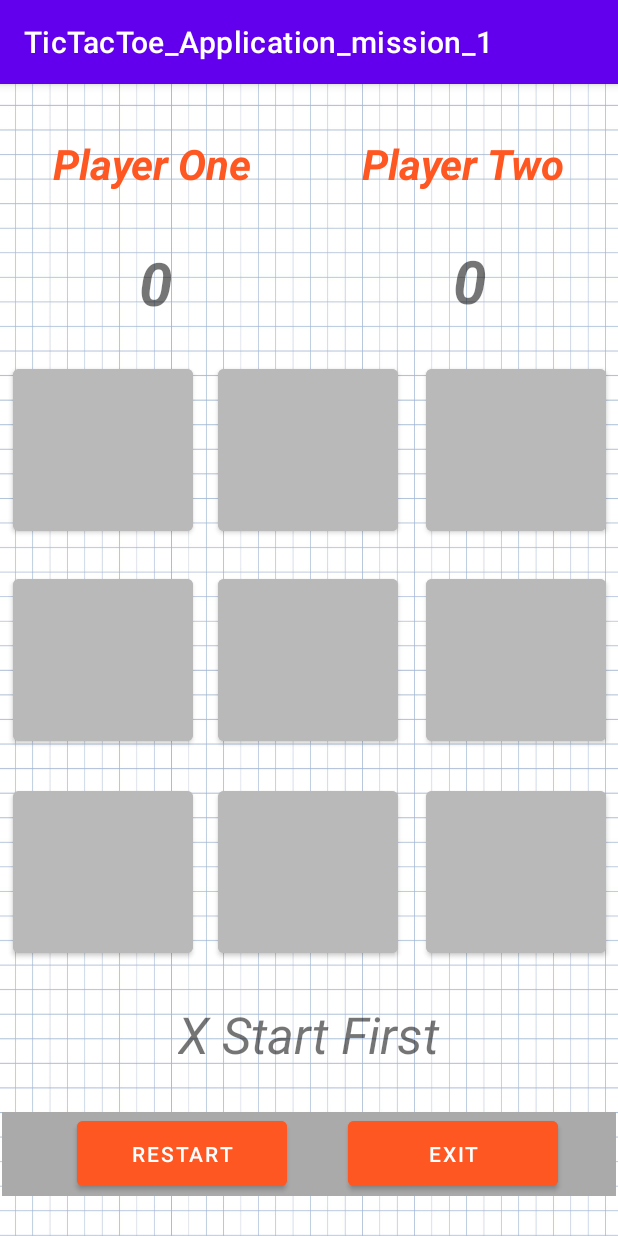
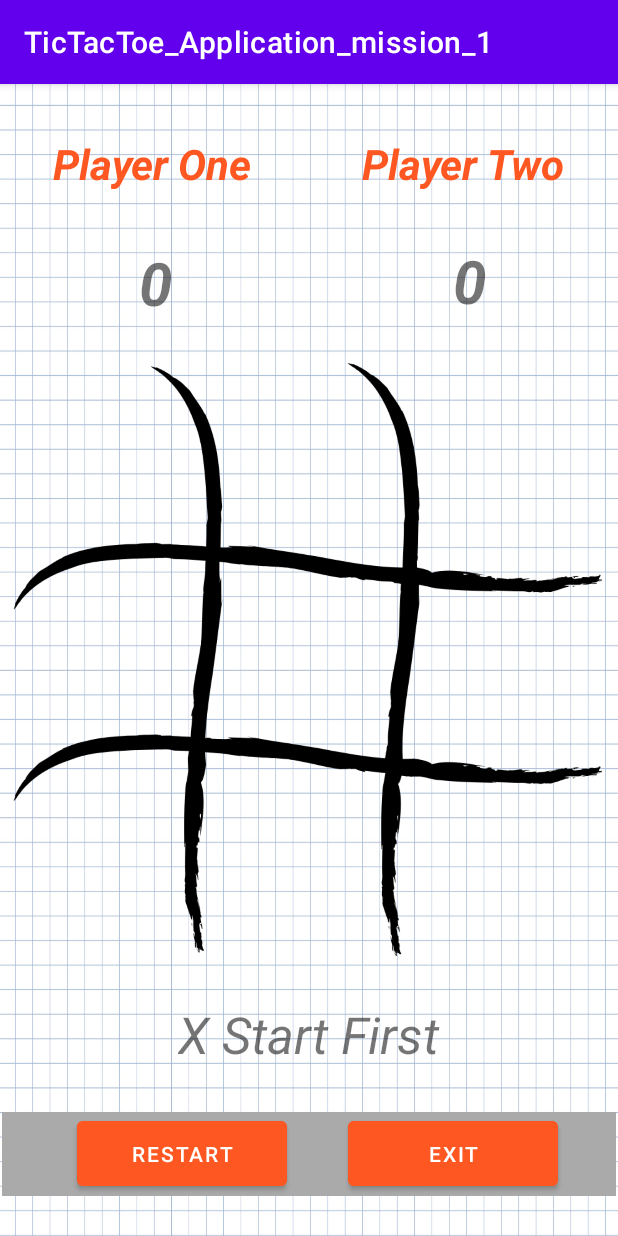
Before and after one commit to imorkravitz/TicTacToe_Application_mission_1, an Android app: the screen it shows after launch (MainActivity), on a phone screen of 412 x 824 dp. Run offline under Robolectric (Android 15) with nearby library versions, the phone set to English and light mode, and no system bars.

Commit message:
GUI Changes all over the app new X and O Symbol and new Board

```diff
--- a/app/src/main/res/layout/activity_main.xml
+++ b/app/src/main/res/layout/activity_main.xml
@@ -71,10 +71,13 @@
 
     <Button
         android:id="@+id/main_Bt00"
+        style="?android:attr/borderlessButtonStyle"
         android:layout_width="120dp"
         android:layout_height="120dp"
-        android:backgroundTint="#BAB9B9"
+        android:backgroundTint="@android:color/transparent"
         android:longClickable="false"
+        android:textColor="#000000"
+        android:textSize="75sp"
         android:visibility="visible"
         app:layout_constraintBottom_toBottomOf="parent"
         app:layout_constraintEnd_toEndOf="parent"
@@ -86,9 +89,12 @@
 
     <Button
         android:id="@+id/main_Bt01"
+        style="?android:attr/borderlessButtonStyle"
         android:layout_width="120dp"
         android:layout_height="120dp"
-        android:backgroundTint="#BAB9B9"
+        android:backgroundTint="@color/cardview_shadow_end_color"
+        android:textColor="#000000"
+        android:textSize="75sp"
         app:layout_constraintBottom_toBottomOf="parent"
         app:layout_constraintEnd_toEndOf="parent"
         app:layout_constraintHorizontal_bias="0.498"
@@ -99,10 +105,14 @@
 
     <Button
         android:id="@+id/main_Bt02"
+        style="?android:attr/borderlessButtonStyle"
         android:layout_width="120dp"
         android:layout_height="120dp"
-        android:backgroundTint="#BAB9B9"
+        android:backgroundTint="@color/cardview_shadow_end_color"
+        android:textColor="#000000"
         android:textColorLink="#772525"
+        android:textSize="75sp"
+        android:visibility="visible"
         app:layout_constraintBottom_toBottomOf="parent"
         app:layout_constraintEnd_toEndOf="parent"
         app:layout_constraintHorizontal_bias="0.972"
@@ -113,10 +123,13 @@
 
     <Button
         android:id="@+id/main_Bt10"
+        style="?android:attr/borderlessButtonStyle"
         android:layout_width="120dp"
         android:layout_height="120dp"
         android:layout_marginStart="8dp"
-        android:backgroundTint="#BAB9B9"
+        android:backgroundTint="@color/cardview_shadow_end_color"
+        android:textColor="#000000"
+        android:textSize="75sp"
         app:layout_constraintBottom_toBottomOf="parent"
         app:layout_constraintEnd_toStartOf="@+id/main_Bt11"
         app:layout_constraintHorizontal_bias="0.054"
@@ -126,9 +139,12 @@
 
     <Button
         android:id="@+id/main_Bt11"
+        style="?android:attr/borderlessButtonStyle"
         android:layout_width="120dp"
         android:layout_height="120dp"
-        android:backgroundTint="#BAB9B9"
+        android:backgroundTint="@color/cardview_shadow_end_color"
+        android:textColor="#000000"
+        android:textSize="75sp"
         app:layout_constraintBottom_toBottomOf="parent"
         app:layout_constraintEnd_toEndOf="parent"
         app:layout_constraintHorizontal_bias="0.498"
@@ -138,10 +154,14 @@
 
     <Button
         android:id="@+id/main_Bt12"
+        style="?android:attr/borderlessButtonStyle"
         android:layout_width="120dp"
         android:layout_height="120dp"
         android:layout_marginEnd="8dp"
-        android:backgroundTint="#BAB9B9"
+        android:backgroundTint="@color/cardview_shadow_end_color"
+        android:textColor="#000000"
+        android:textSize="75sp"
+        app:iconTint="@color/cardview_shadow_end_color"
         app:layout_constraintBottom_toBottomOf="parent"
         app:layout_constraintEnd_toEndOf="parent"
         app:layout_constraintHorizontal_bias="0.989"
@@ -151,9 +171,12 @@
 
     <Button
         android:id="@+id/main_Bt20"
+        style="?android:attr/borderlessButtonStyle"
         android:layout_width="120dp"
         android:layout_height="120dp"
-        android:backgroundTint="#BAB9B9"
+        android:backgroundTint="@color/cardview_shadow_end_color"
+        android:textColor="#000000"
+        android:textSize="75sp"
         app:layout_constraintBottom_toBottomOf="parent"
         app:layout_constraintEnd_toEndOf="parent"
         app:layout_constraintHorizontal_bias="0.03"
@@ -164,9 +187,12 @@
 
     <Button
         android:id="@+id/main_Bt21"
+        style="?android:attr/borderlessButtonStyle"
         android:layout_width="120dp"
         android:layout_height="120dp"
-        android:backgroundTint="#BAB9B9"
+        android:backgroundTint="@color/cardview_shadow_end_color"
+        android:textColor="#000000"
+        android:textSize="75sp"
         app:layout_constraintBottom_toBottomOf="parent"
         app:layout_constraintEnd_toEndOf="parent"
         app:layout_constraintHorizontal_bias="0.498"
@@ -177,9 +203,12 @@
 
     <Button
         android:id="@+id/main_Bt22"
+        style="?android:attr/borderlessButtonStyle"
         android:layout_width="120dp"
         android:layout_height="120dp"
-        android:backgroundTint="#BAB9B9"
+        android:backgroundTint="@color/cardview_shadow_end_color"
+        android:textColor="#000000"
+        android:textSize="75sp"
         app:layout_constraintBottom_toBottomOf="parent"
         app:layout_constraintEnd_toEndOf="parent"
         app:layout_constraintHorizontal_bias="0.972"
@@ -240,4 +269,44 @@
         app:layout_constraintStart_toStartOf="@+id/toolbar"
         app:layout_constraintTop_toTopOf="@+id/toolbar" />
 
+    <ImageView
+        android:id="@+id/main_im1"
+        android:layout_width="416dp"
+        android:layout_height="757dp"
+        android:layout_marginStart="72dp"
+        app:layout_constraintBottom_toBottomOf="parent"
+        app:layout_constraintStart_toStartOf="parent"
+        app:layout_constraintTop_toTopOf="parent"
+        app:srcCompat="@drawable/pic6" />
+
+    <ImageView
+        android:id="@+id/main_im2"
+        android:layout_width="wrap_content"
+        android:layout_height="wrap_content"
+        android:layout_marginEnd="58dp"
+        app:layout_constraintBottom_toBottomOf="parent"
+        app:layout_constraintEnd_toEndOf="parent"
+        app:layout_constraintTop_toTopOf="parent"
+        app:srcCompat="@drawable/pic6" />
+
+    <ImageView
+        android:id="@+id/main_im3"
+        android:layout_width="wrap_content"
+        android:layout_height="wrap_content"
+        android:layout_marginBottom="56dp"
+        app:layout_constraintBottom_toBottomOf="parent"
+        app:layout_constraintEnd_toEndOf="parent"
+        app:layout_constraintStart_toStartOf="parent"
+        app:srcCompat="@drawable/pic7" />
+
+    <ImageView
+        android:id="@+id/main_im4"
+        android:layout_width="wrap_content"
+        android:layout_height="wrap_content"
+        android:layout_marginTop="72dp"
+        app:layout_constraintEnd_toEndOf="parent"
+        app:layout_constraintStart_toStartOf="parent"
+        app:layout_constraintTop_toTopOf="parent"
+        app:srcCompat="@drawable/pic7" />
+
 </androidx.constraintlayout.widget.ConstraintLayout>
```
Also changed, not shown: app/src/main/res/drawable/pic4.jpeg (added), app/src/main/res/drawable/pic5.png (added), app/src/main/res/drawable/pic6.png (added), app/src/main/res/drawable/pic7.png (added).
